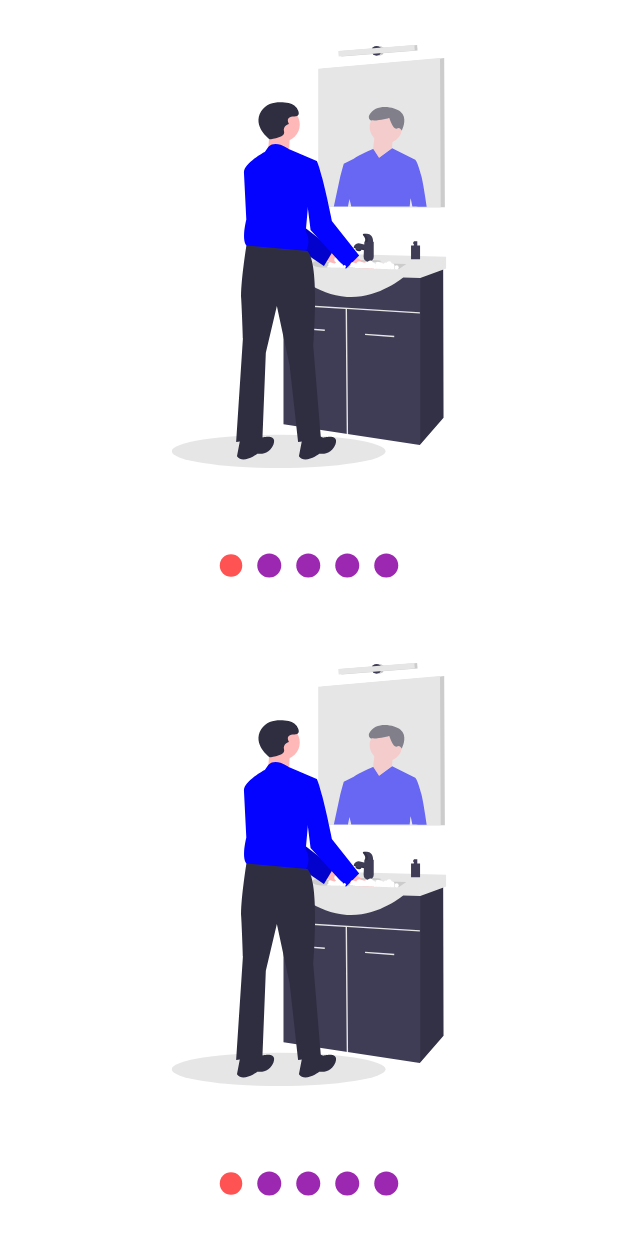
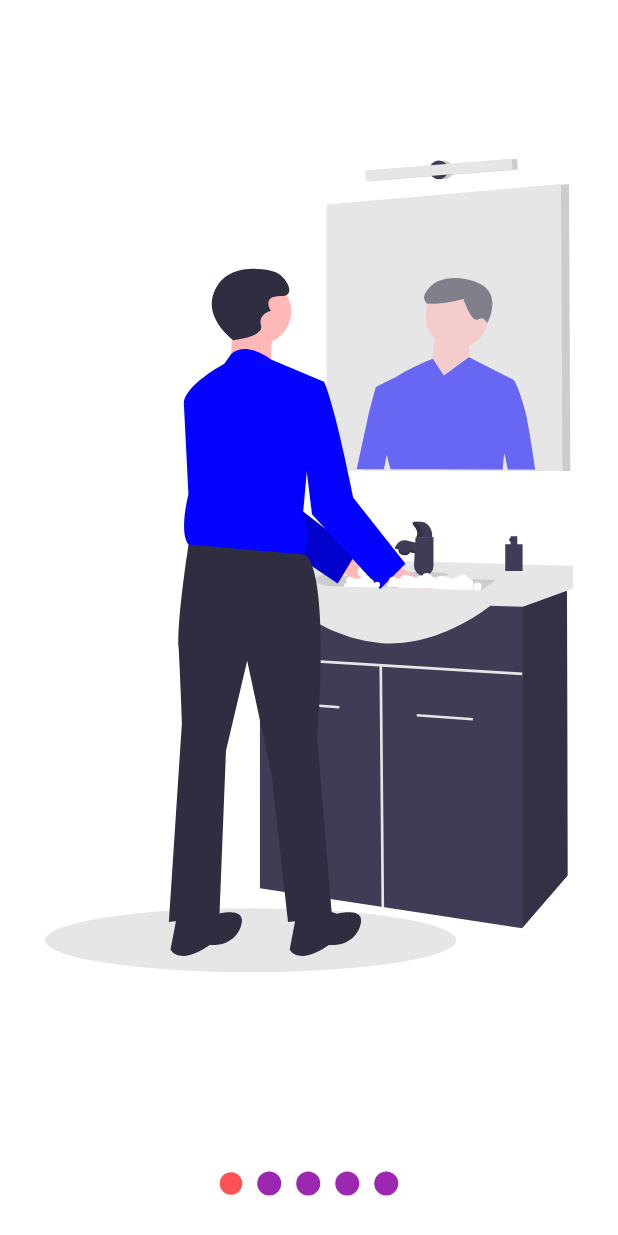
Before and after one commit to bjavier9/Flutter_diseno_profesional, a Flutter app: the screen it shows after launch, on a phone screen of 412 x 824 dp. Run offline on Flutter 3.47's test engine with Material 2 defaults, Android fonts, the phone set to English and light mode, and no system bars; our stand-ins replace flutter_svg.

Commit message:
Slideshow final

```diff
--- a/custom_pinter/lib/src/pages/slideshow_page.dart
+++ b/custom_pinter/lib/src/pages/slideshow_page.dart
@@ -12,7 +12,7 @@ class SlideShowPage extends StatelessWidget {
       body:Column(
         children: <Widget>[
           Expanded(child:MySlideShow() ,),
-           Expanded(child:MySlideShow() ,)
+
 
 
         ],
```
